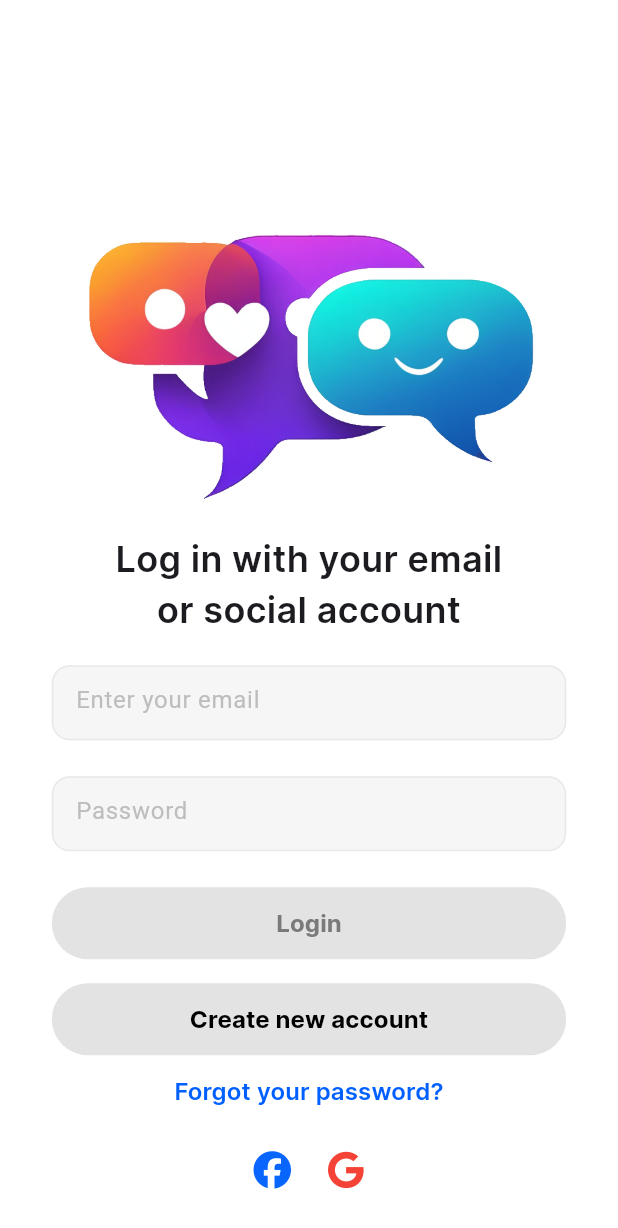
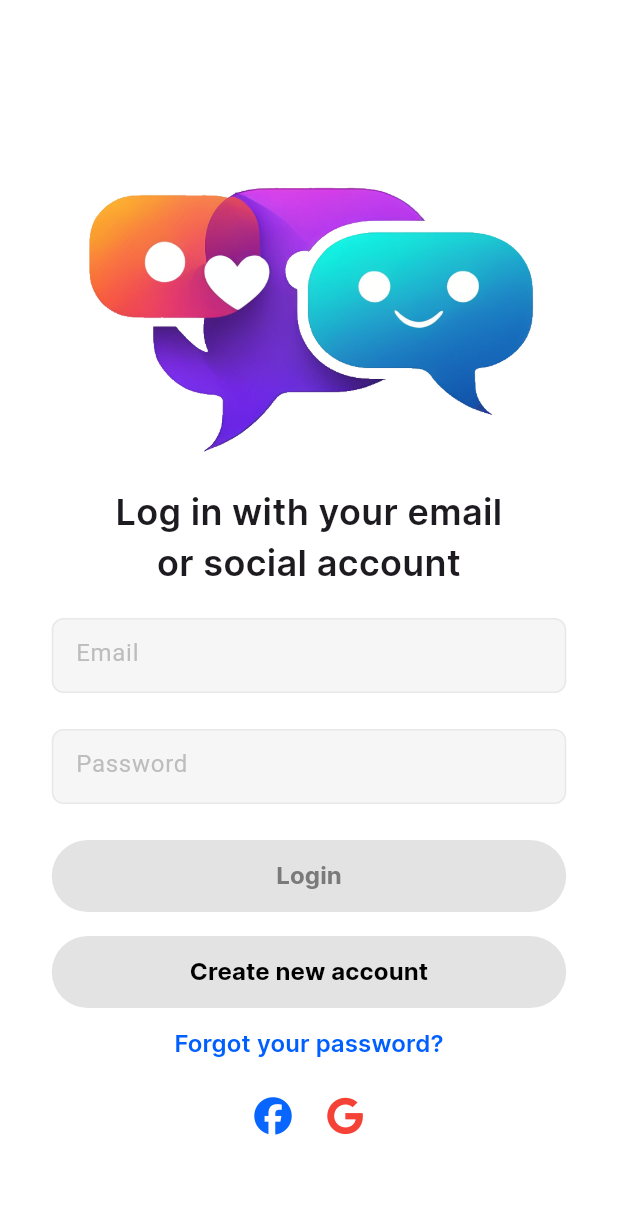
Before and after one commit to ngochungg/chat-app, a Flutter app: the screen it shows after launch, after a tap on "Get start →", on a phone screen of 412 x 824 dp. Shown: the top 1228 px of the screen. Run offline on Flutter 3.47's test engine with Material 3 defaults, Android fonts, the light colour scheme and no system bars; our stand-ins replace carousel_slider, dots_indicator, font_awesome_flutter.

Commit message:
Update login page (100%)

```diff
--- a/chatapp/lib/login/login.dart
+++ b/chatapp/lib/login/login.dart
@@ -16,13 +16,15 @@ class _LoginPageState extends State<LoginPage> {
       onTap: () => FocusManager.instance.primaryFocus?.unfocus(),
       child: const Scaffold(
         resizeToAvoidBottomInset: false,
-        body: Column(
+        body: SingleChildScrollView(
+          child: Column(
             mainAxisSize: MainAxisSize.max,
             mainAxisAlignment: MainAxisAlignment.center,
             crossAxisAlignment: CrossAxisAlignment.center,
             children: [
               LoginWidget()
             ]
+          ),
         ),
       ),
     );
@@ -88,25 +90,90 @@ class LoginWidget extends StatelessWidget {
   }
 }
 
-class FieldTextWidget extends StatelessWidget {
+class FieldTextWidget extends StatefulWidget {
   const FieldTextWidget({super.key});
 
   @override
+  State<FieldTextWidget> createState() => FieldTextState();
+}
+
+class FieldTextState extends State<FieldTextWidget> {
+
+  // Initially password is obscure
+  bool _isObscure = true;
+
+  //Field check
+  final TextEditingController _inputController = TextEditingController();
+  final TextEditingController _inputController2 = TextEditingController();
+  bool enable = false;
+
+  @override
+  void initState() {
+    // TODO: implement initState
+    super.initState();
+  }
+
+  @override
+  void dispose() {
+    _inputController.dispose();
+    _inputController2.dispose();
+    super.dispose();
+  }
+
+  @override
   Widget build(BuildContext context) {
+
+    bool _isKeyboard = MediaQuery.of(context).viewInsets.bottom == 0;
+
     return Column(
       children: [
+        Visibility(
+          visible: !_isKeyboard,
+          maintainAnimation: true,
+          maintainState: true,
+          replacement: const SizedBox.shrink(),
+          child: const Padding(
+            padding: EdgeInsets.only(top: 120.0),
+            child: Align(
+              alignment: Alignment.bottomCenter,
+              child: SizedBox(
+                width: 259.0,
+                child: Padding(
+                  padding: EdgeInsets.only(bottom: 20.0),
+                  child: Text(
+                    'Log in with your email or social account',
+                    textAlign: TextAlign.center,
+                    style: TextStyle(
+                      fontSize: 24.0,
+                      fontFamily: 'Inter-Semibold'
+                    ),
+                  ),
+                ),
+              )
+            ),
+          ),
+        ),
         Padding(
           padding: const EdgeInsets.only(bottom: 24.0),
           child: SizedBox(
             width: 343.0,
             height: 50.0,
             child: TextFormField(
-              onTap: () => print('box1'),
+              controller: _inputController,
+              onChanged: (data) {
+                if(_inputController.text.isEmpty ||
+                    _inputController2.text.isEmpty) {
+                      enable = false;
+                    } else {
+                      enable = true;
+                    }
+                    setState(() {});
+              },
               decoration: const InputDecoration(
                 filled: true,
                 fillColor: BoxFill,
                 border: OutlineInputBorder(),
-                hintText: 'Enter your email',
+                hintText: 'Email',
               ),
             ),
           ),
@@ -117,30 +184,59 @@ class FieldTextWidget extends StatelessWidget {
             width: 343.0,
             height: 50.0,
             child: TextFormField(
-              obscureText: true,
+              obscureText: _isObscure,
               enableSuggestions: false,
               autocorrect: false,
-              onTap: () => print('box2'),
-              decoration: const InputDecoration(
-                border: OutlineInputBorder(),
+              controller: _inputController2,
+              onChanged: (data) {
+                if(_inputController.text.isEmpty ||
+                    _inputController2.text.isEmpty) {
+                      enable = false;
+                    } else {
+                      enable = true;
+                    }
+                    setState(() {});
+              },
+              decoration: InputDecoration(
+                border: const OutlineInputBorder(),
                 hintText: 'Password',
+                suffix: TextButton(
+                  onPressed: () {
+                    setState(() {
+                      _isObscure = !_isObscure;
+                    });
+                   },
+                  child: Text(
+                    _isObscure
+                  ? 'Show'
+                  : 'Hide',
+                  textAlign: TextAlign.center,
+                  style: const TextStyle(
+                    color: Primary,
+                    fontFamily: 'Inter',
+                    fontSize: 16.0,
+                  ),),
+                )
               ),
             ),
           ),
         ),
-        const Padding(
-          padding: EdgeInsets.only(bottom: 16.0),
+        Padding(
+          padding: const EdgeInsets.only(bottom: 16.0),
           child: SizedBox(
             width: 343.0,
             height: 48,
             child: ElevatedButton(
-              onPressed: null,
+              onPressed: enable ? () {} : null,
+              style: ElevatedButton.styleFrom(
+                backgroundColor: BlueBtn
+              ),
               child: Text(
                 'Login',
                 style: TextStyle(
                   fontFamily: 'Inter-Bold',
                   fontSize: 16.0,
-                  color: LightGrey
+                  color: enable ? Colors.white : LightGrey
                 ),
               ),
             )
@@ -161,9 +257,7 @@ class FieldTextWidget extends StatelessWidget {
             ),
           )
         ),
-        const Padding(
-          padding: EdgeInsets.only(bottom: 16.0),
-          child: TextButton(
+        const TextButton(
           onPressed: null,
           child: Text(
             'Forgot your password?',
@@ -174,16 +268,29 @@ class FieldTextWidget extends StatelessWidget {
             ),
           )
         ),
-        ),
         const SizedBox(
-          width: 74.0,
+          width: 96.0,
           child: Row(
             mainAxisSize: MainAxisSize.max,
             mainAxisAlignment: MainAxisAlignment.spaceBetween,
             crossAxisAlignment: CrossAxisAlignment.center,
             children: [
-              Icon(FontAwesomeIcons.facebook, color: FBBlue, size: 25.0),
-              Icon(FontAwesomeIcons.google, color: Colors.red, size: 25.0)
+              IconButton(
+                icon: Icon(
+                  FontAwesomeIcons.facebook,
+                  color: FBBlue,
+                  size: 25.0,
+                ),
+                onPressed: null
+              ),
+              IconButton(
+                icon: Icon(
+                  FontAwesomeIcons.google,
+                  color: Colors.red,
+                  size: 25.0,
+                ),
+                onPressed: null
+              ),
             ],
           ),
         )
--- a/chatapp/lib/main.dart
+++ b/chatapp/lib/main.dart
@@ -28,7 +28,7 @@ class MyApp extends StatelessWidget {
             borderSide: BorderSide(color: Primary)),
           enabledBorder: OutlineInputBorder(
             borderSide: const BorderSide(color: BorderBox),
-            borderRadius: BorderRadius.circular(12)),
+            borderRadius: BorderRadius.circular(8)),
           errorBorder: const OutlineInputBorder(
             borderSide: BorderSide(color: Colors.red)),
           focusedErrorBorder: const OutlineInputBorder(
```
Lines whose indentation alone changed are shown as unchanged.
